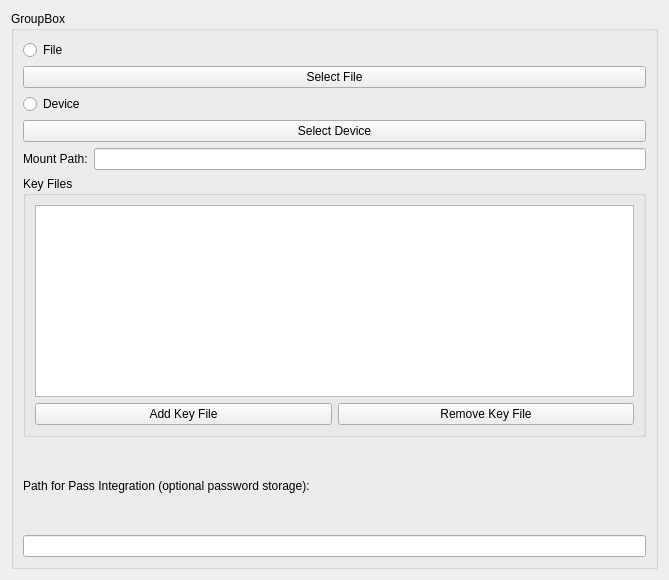
First picture: the form in src/config/veracryptrunner_config_item.ui, repository alex1701c/VeracryptRunner, before the edit.
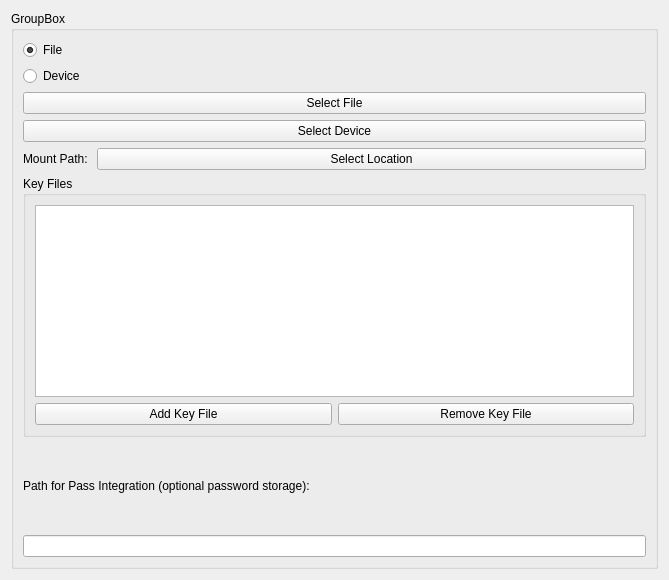
Second picture: the form after the edit.

Commit message: Improve UI, connect first signals

```diff
--- a/src/config/veracryptrunner_config_item.ui
+++ b/src/config/veracryptrunner_config_item.ui
@@ -29,12 +29,8 @@
         <property name="text">
          <string>File</string>
         </property>
-       </widget>
-      </item>
-      <item>
-       <widget class="QPushButton" name="filePushButton">
-        <property name="text">
-         <string>Select File</string>
+        <property name="checked">
+         <bool>true</bool>
         </property>
        </widget>
       </item>
@@ -45,6 +41,13 @@
         </property>
        </widget>
       </item>
+      <item>
+       <widget class="QPushButton" name="filePushButton">
+        <property name="text">
+         <string>Select File</string>
+        </property>
+       </widget>
+      </item>
       <item>
        <widget class="QPushButton" name="devicePushButton">
         <property name="text">
@@ -57,12 +60,22 @@
         <item>
          <widget class="QLabel" name="mountPathLabel">
           <property name="text">
-           <string>Mount Path:</string>
+           <string>Mount Path: </string>
           </property>
          </widget>
         </item>
         <item>
-         <widget class="QLineEdit" name="mountPath"/>
+         <widget class="QPushButton" name="mountPath">
+          <property name="sizePolicy">
+           <sizepolicy hsizetype="Expanding" vsizetype="Fixed">
+            <horstretch>0</horstretch>
+            <verstretch>0</verstretch>
+           </sizepolicy>
+          </property>
+          <property name="text">
+           <string>Select Location</string>
+          </property>
+         </widget>
         </item>
        </layout>
       </item>
```
Left out of the diff: 4 changed lines with no effect on the pictures. The commit also changes 2 other files.
